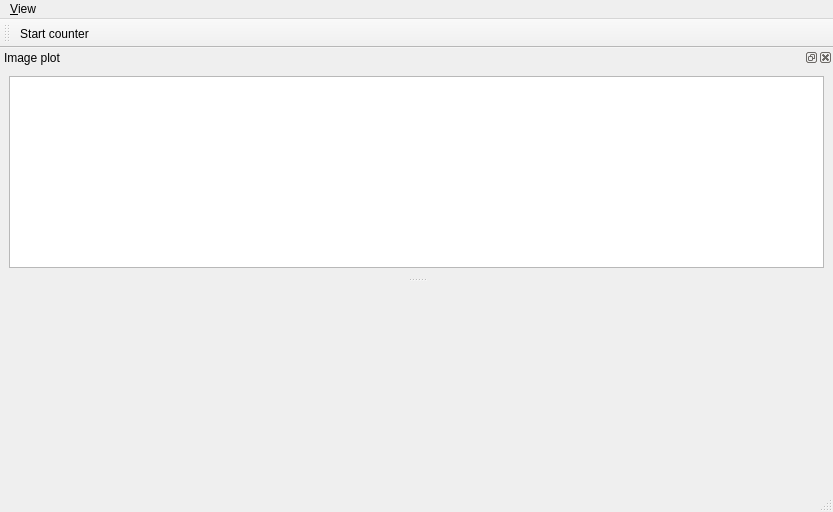
Ulm-IQO/qudi, file gui/camera/ui_camera.ui: the form before one commit.
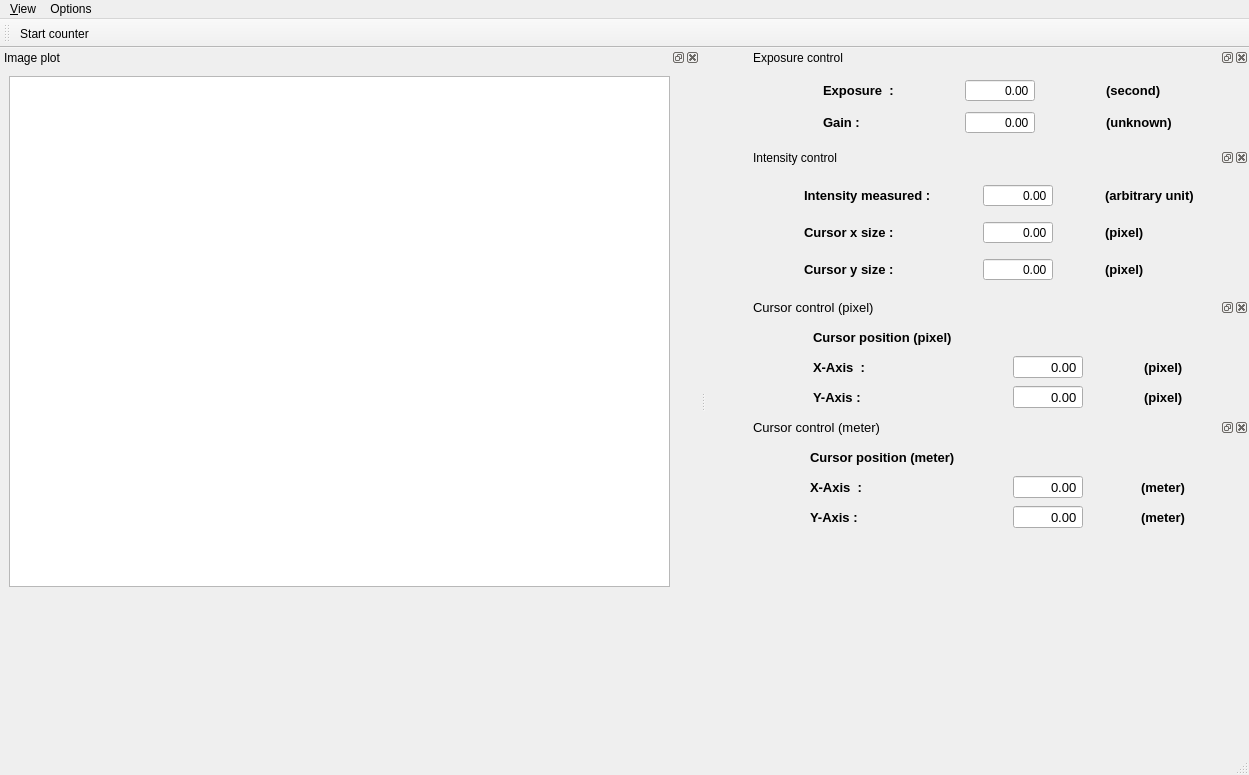
The form after the commit. Icons and pictures are not drawn. Custom widgets are drawn as their Qt base class.

Commit message: Removed unfinished camera gui features before push

```diff
--- a/gui/camera/ui_camera.ui
+++ b/gui/camera/ui_camera.ui
@@ -6,8 +6,8 @@
    <rect>
     <x>0</x>
     <y>0</y>
-    <width>833</width>
-    <height>512</height>
+    <width>1249</width>
+    <height>775</height>
    </rect>
   </property>
   <property name="windowTitle">
@@ -26,7 +26,7 @@
     <rect>
      <x>0</x>
      <y>0</y>
-     <width>833</width>
+     <width>1249</width>
      <height>21</height>
     </rect>
    </property>
@@ -44,8 +44,16 @@
     <addaction name="separator"/>
     <addaction name="separator"/>
     <addaction name="actionClose"/>
+    <addaction name="separator"/>
+   </widget>
+   <widget class="QMenu" name="menuOptions">
+    <property name="title">
+     <string>Options</string>
+    </property>
+    <addaction name="actionPhysical_position"/>
    </widget>
    <addaction name="menuView"/>
+   <addaction name="menuOptions"/>
   </widget>
   <widget class="QStatusBar" name="statusbar">
    <property name="sizePolicy">
@@ -55,6 +63,30 @@
     </sizepolicy>
    </property>
   </widget>
+  <widget class="QToolBar" name="control_ToolBar">
+   <property name="enabled">
+    <bool>true</bool>
+   </property>
+   <property name="sizePolicy">
+    <sizepolicy hsizetype="Expanding" vsizetype="Fixed">
+     <horstretch>0</horstretch>
+     <verstretch>0</verstretch>
+    </sizepolicy>
+   </property>
+   <property name="windowTitle">
+    <string>PID Controls</string>
+   </property>
+   <property name="toolButtonStyle">
+    <enum>Qt::ToolButtonTextBesideIcon</enum>
+   </property>
+   <attribute name="toolBarArea">
+    <enum>TopToolBarArea</enum>
+   </attribute>
+   <attribute name="toolBarBreak">
+    <bool>false</bool>
+   </attribute>
+   <addaction name="start_control_Action"/>
+  </widget>
   <widget class="QDockWidget" name="image_plot_DockWidget">
    <property name="sizePolicy">
     <sizepolicy hsizetype="Expanding" vsizetype="Preferred">
@@ -64,15 +96,24 @@
    </property>
    <property name="minimumSize">
     <size>
-     <width>100</width>
-     <height>122</height>
+     <width>700</width>
+     <height>700</height>
     </size>
    </property>
+   <property name="layoutDirection">
+    <enum>Qt::LeftToRight</enum>
+   </property>
+   <property name="autoFillBackground">
+    <bool>true</bool>
+   </property>
+   <property name="floating">
+    <bool>false</bool>
+   </property>
    <property name="windowTitle">
     <string>Image plot</string>
    </property>
    <attribute name="dockWidgetArea">
-    <number>4</number>
+    <number>1</number>
    </attribute>
    <widget class="QWidget" name="dockWidgetContents">
     <property name="sizePolicy">
@@ -87,49 +128,1054 @@
       <height>100</height>
      </size>
     </property>
+    <widget class="PlotWidget" name="image_PlotWidget">
+     <property name="geometry">
+      <rect>
+       <x>9</x>
+       <y>9</y>
+       <width>661</width>
+       <height>511</height>
+      </rect>
+     </property>
+     <property name="sizePolicy">
+      <sizepolicy hsizetype="Expanding" vsizetype="Expanding">
+       <horstretch>0</horstretch>
+       <verstretch>0</verstretch>
+      </sizepolicy>
+     </property>
+     <property name="minimumSize">
+      <size>
+       <width>100</width>
+       <height>100</height>
+      </size>
+     </property>
+     <property name="acceptDrops">
+      <bool>false</bool>
+     </property>
+     <property name="autoFillBackground">
+      <bool>true</bool>
+     </property>
+    </widget>
+   </widget>
+  </widget>
+  <widget class="QDockWidget" name="dockWidget_2">
+   <property name="minimumSize">
+    <size>
+     <width>500</width>
+     <height>100</height>
+    </size>
+   </property>
+   <property name="maximumSize">
+    <size>
+     <width>500</width>
+     <height>100</height>
+    </size>
+   </property>
+   <property name="windowTitle">
+    <string>Exposure control</string>
+   </property>
+   <attribute name="dockWidgetArea">
+    <number>2</number>
+   </attribute>
+   <widget class="QWidget" name="dockWidgetContents_4">
     <layout class="QGridLayout" name="gridLayout">
-     <item row="2" column="1" colspan="2">
-      <widget class="PlotWidget" name="image_PlotWidget">
+     <item row="2" column="0">
+      <widget class="QLabel" name="Gain_label">
        <property name="sizePolicy">
-        <sizepolicy hsizetype="Expanding" vsizetype="Expanding">
+        <sizepolicy hsizetype="Fixed" vsizetype="Preferred">
          <horstretch>0</horstretch>
          <verstretch>0</verstretch>
         </sizepolicy>
        </property>
+       <property name="font">
+        <font>
+         <pointsize>10</pointsize>
+         <weight>75</weight>
+         <bold>true</bold>
+        </font>
+       </property>
+       <property name="text">
+        <string>Gain :</string>
+       </property>
+       <property name="scaledContents">
+        <bool>false</bool>
+       </property>
+      </widget>
+     </item>
+     <item row="2" column="1">
+      <widget class="ScienDSpinBox" name="gain_current_InputWidget">
+       <property name="sizePolicy">
+        <sizepolicy hsizetype="Expanding" vsizetype="Fixed">
+         <horstretch>0</horstretch>
+         <verstretch>0</verstretch>
+        </sizepolicy>
+       </property>
        <property name="minimumSize">
         <size>
-         <width>100</width>
-         <height>100</height>
+         <width>70</width>
+         <height>0</height>
         </size>
        </property>
+       <property name="maximumSize">
+        <size>
+         <width>50</width>
+         <height>16777215</height>
+        </size>
+       </property>
+       <property name="mouseTracking">
+        <bool>true</bool>
+       </property>
+       <property name="focusPolicy">
+        <enum>Qt::WheelFocus</enum>
+       </property>
+       <property name="acceptDrops">
+        <bool>true</bool>
+       </property>
+       <property name="toolTip">
+        <string>&lt;html&gt;&lt;head/&gt;&lt;body&gt;&lt;p&gt;&lt;span style=&quot; font-size:10pt; font-weight:600;&quot;&gt;X-position&lt;/span&gt;&lt;/p&gt;&lt;/body&gt;&lt;/html&gt;</string>
+       </property>
+       <property name="alignment">
+        <set>Qt::AlignRight|Qt::AlignTrailing|Qt::AlignVCenter</set>
+       </property>
+       <property name="buttonSymbols">
+        <enum>QAbstractSpinBox::NoButtons</enum>
+       </property>
+       <property name="accelerated">
+        <bool>true</bool>
+       </property>
+       <property name="decimals">
+        <number>2</number>
+       </property>
+       <property name="minimum">
+        <double>-1000.000000000000000</double>
+       </property>
+       <property name="maximum">
+        <double>1000.000000000000000</double>
+       </property>
+       <property name="singleStep">
+        <double>0.010000000000000</double>
+       </property>
       </widget>
      </item>
+     <item row="2" column="2">
+      <widget class="QLabel" name="gain_unit_label">
+       <property name="sizePolicy">
+        <sizepolicy hsizetype="Fixed" vsizetype="Preferred">
+         <horstretch>0</horstretch>
+         <verstretch>0</verstretch>
+        </sizepolicy>
+       </property>
+       <property name="font">
+        <font>
+         <pointsize>10</pointsize>
+         <weight>75</weight>
+         <bold>true</bold>
+        </font>
+       </property>
+       <property name="text">
+        <string>(unknown)</string>
+       </property>
+       <property name="scaledContents">
+        <bool>false</bool>
+       </property>
+      </widget>
+     </item>
+     <item row="1" column="0">
+      <widget class="QLabel" name="exposure_label">
+       <property name="sizePolicy">
+        <sizepolicy hsizetype="Fixed" vsizetype="Preferred">
+         <horstretch>0</horstretch>
+         <verstretch>0</verstretch>
+        </sizepolicy>
+       </property>
+       <property name="font">
+        <font>
+         <pointsize>10</pointsize>
+         <weight>75</weight>
+         <bold>true</bold>
+        </font>
+       </property>
+       <property name="text">
+        <string>Exposure  :</string>
+       </property>
+       <property name="scaledContents">
+        <bool>false</bool>
+       </property>
+      </widget>
+     </item>
+     <item row="1" column="1">
+      <widget class="ScienDSpinBox" name="expos_current_InputWidget">
+       <property name="sizePolicy">
+        <sizepolicy hsizetype="Expanding" vsizetype="Fixed">
+         <horstretch>0</horstretch>
+         <verstretch>0</verstretch>
+        </sizepolicy>
+       </property>
+       <property name="minimumSize">
+        <size>
+         <width>70</width>
+         <height>0</height>
+        </size>
+       </property>
+       <property name="maximumSize">
+        <size>
+         <width>50</width>
+         <height>16777215</height>
+        </size>
+       </property>
+       <property name="mouseTracking">
+        <bool>true</bool>
+       </property>
+       <property name="focusPolicy">
+        <enum>Qt::WheelFocus</enum>
+       </property>
+       <property name="acceptDrops">
+        <bool>true</bool>
+       </property>
+       <property name="toolTip">
+        <string>&lt;html&gt;&lt;head/&gt;&lt;body&gt;&lt;p&gt;&lt;span style=&quot; font-size:10pt; font-weight:600;&quot;&gt;X-position&lt;/span&gt;&lt;/p&gt;&lt;/body&gt;&lt;/html&gt;</string>
+       </property>
+       <property name="alignment">
+        <set>Qt::AlignRight|Qt::AlignTrailing|Qt::AlignVCenter</set>
+       </property>
+       <property name="buttonSymbols">
+        <enum>QAbstractSpinBox::NoButtons</enum>
+       </property>
+       <property name="accelerated">
+        <bool>true</bool>
+       </property>
+       <property name="decimals">
+        <number>2</number>
+       </property>
+       <property name="minimum">
+        <double>-1000.000000000000000</double>
+       </property>
+       <property name="maximum">
+        <double>1000.000000000000000</double>
+       </property>
+       <property name="singleStep">
+        <double>0.010000000000000</double>
+       </property>
+      </widget>
+     </item>
+     <item row="1" column="2">
+      <widget class="QLabel" name="exposition_time_unit_label">
+       <property name="sizePolicy">
+        <sizepolicy hsizetype="Fixed" vsizetype="Preferred">
+         <horstretch>0</horstretch>
+         <verstretch>0</verstretch>
+        </sizepolicy>
+       </property>
+       <property name="font">
+        <font>
+         <pointsize>10</pointsize>
+         <weight>75</weight>
+         <bold>true</bold>
+        </font>
+       </property>
+       <property name="text">
+        <string>(second)</string>
+       </property>
+       <property name="scaledContents">
+        <bool>false</bool>
+       </property>
+      </widget>
+     </item>
     </layout>
    </widget>
   </widget>
-  <widget class="QToolBar" name="control_ToolBar">
-   <property name="enabled">
-    <bool>true</bool>
+  <widget class="QDockWidget" name="intensity_exposure_control">
+   <property name="minimumSize">
+    <size>
+     <width>500</width>
+     <height>150</height>
+    </size>
    </property>
-   <property name="sizePolicy">
-    <sizepolicy hsizetype="Expanding" vsizetype="Fixed">
-     <horstretch>0</horstretch>
-     <verstretch>0</verstretch>
-    </sizepolicy>
+   <property name="maximumSize">
+    <size>
+     <width>500</width>
+     <height>150</height>
+    </size>
    </property>
    <property name="windowTitle">
-    <string>PID Controls</string>
+    <string>Intensity control</string>
    </property>
-   <property name="toolButtonStyle">
-    <enum>Qt::ToolButtonTextBesideIcon</enum>
+   <attribute name="dockWidgetArea">
+    <number>2</number>
+   </attribute>
+   <widget class="QWidget" name="dockWidgetContents_6">
+    <layout class="QGridLayout" name="gridLayout_4">
+     <item row="0" column="0">
+      <widget class="QLabel" name="intensity_label">
+       <property name="sizePolicy">
+        <sizepolicy hsizetype="Fixed" vsizetype="Preferred">
+         <horstretch>0</horstretch>
+         <verstretch>0</verstretch>
+        </sizepolicy>
+       </property>
+       <property name="minimumSize">
+        <size>
+         <width>51</width>
+         <height>0</height>
+        </size>
+       </property>
+       <property name="font">
+        <font>
+         <pointsize>10</pointsize>
+         <weight>75</weight>
+         <bold>true</bold>
+        </font>
+       </property>
+       <property name="text">
+        <string>Intensity measured :</string>
+       </property>
+      </widget>
+     </item>
+     <item row="0" column="1">
+      <widget class="ScienDSpinBox" name="intensity_current">
+       <property name="sizePolicy">
+        <sizepolicy hsizetype="Expanding" vsizetype="Fixed">
+         <horstretch>0</horstretch>
+         <verstretch>0</verstretch>
+        </sizepolicy>
+       </property>
+       <property name="minimumSize">
+        <size>
+         <width>70</width>
+         <height>0</height>
+        </size>
+       </property>
+       <property name="maximumSize">
+        <size>
+         <width>50</width>
+         <height>16777215</height>
+        </size>
+       </property>
+       <property name="mouseTracking">
+        <bool>true</bool>
+       </property>
+       <property name="focusPolicy">
+        <enum>Qt::WheelFocus</enum>
+       </property>
+       <property name="acceptDrops">
+        <bool>true</bool>
+       </property>
+       <property name="toolTip">
+        <string>&lt;html&gt;&lt;head/&gt;&lt;body&gt;&lt;p&gt;&lt;span style=&quot; font-size:10pt; font-weight:600;&quot;&gt;X-position&lt;/span&gt;&lt;/p&gt;&lt;/body&gt;&lt;/html&gt;</string>
+       </property>
+       <property name="alignment">
+        <set>Qt::AlignRight|Qt::AlignTrailing|Qt::AlignVCenter</set>
+       </property>
+       <property name="buttonSymbols">
+        <enum>QAbstractSpinBox::NoButtons</enum>
+       </property>
+       <property name="accelerated">
+        <bool>true</bool>
+       </property>
+       <property name="decimals">
+        <number>2</number>
+       </property>
+       <property name="minimum">
+        <double>-1000.000000000000000</double>
+       </property>
+       <property name="maximum">
+        <double>1000.000000000000000</double>
+       </property>
+       <property name="singleStep">
+        <double>0.010000000000000</double>
+       </property>
+      </widget>
+     </item>
+     <item row="0" column="2">
+      <widget class="QLabel" name="cursor_y_size_label_4">
+       <property name="sizePolicy">
+        <sizepolicy hsizetype="Fixed" vsizetype="Preferred">
+         <horstretch>0</horstretch>
+         <verstretch>0</verstretch>
+        </sizepolicy>
+       </property>
+       <property name="font">
+        <font>
+         <pointsize>10</pointsize>
+         <weight>75</weight>
+         <bold>true</bold>
+        </font>
+       </property>
+       <property name="text">
+        <string>(arbitrary unit)</string>
+       </property>
+      </widget>
+     </item>
+     <item row="1" column="0">
+      <widget class="QLabel" name="cursor_x_size_label">
+       <property name="sizePolicy">
+        <sizepolicy hsizetype="Fixed" vsizetype="Preferred">
+         <horstretch>0</horstretch>
+         <verstretch>0</verstretch>
+        </sizepolicy>
+       </property>
+       <property name="font">
+        <font>
+         <pointsize>10</pointsize>
+         <weight>75</weight>
+         <bold>true</bold>
+        </font>
+       </property>
+       <property name="text">
+        <string>Cursor x size :</string>
+       </property>
+      </widget>
+     </item>
+     <item row="1" column="1">
+      <widget class="ScienDSpinBox" name="cursor_x_size_input">
+       <property name="sizePolicy">
+        <sizepolicy hsizetype="Expanding" vsizetype="Fixed">
+         <horstretch>0</horstretch>
+         <verstretch>0</verstretch>
+        </sizepolicy>
+       </property>
+       <property name="minimumSize">
+        <size>
+         <width>70</width>
+         <height>0</height>
+        </size>
+       </property>
+       <property name="maximumSize">
+        <size>
+         <width>50</width>
+         <height>16777215</height>
+        </size>
+       </property>
+       <property name="mouseTracking">
+        <bool>true</bool>
+       </property>
+       <property name="focusPolicy">
+        <enum>Qt::WheelFocus</enum>
+       </property>
+       <property name="acceptDrops">
+        <bool>true</bool>
+       </property>
+       <property name="toolTip">
+        <string>&lt;html&gt;&lt;head/&gt;&lt;body&gt;&lt;p&gt;&lt;span style=&quot; font-size:10pt; font-weight:600;&quot;&gt;X-position&lt;/span&gt;&lt;/p&gt;&lt;/body&gt;&lt;/html&gt;</string>
+       </property>
+       <property name="alignment">
+        <set>Qt::AlignRight|Qt::AlignTrailing|Qt::AlignVCenter</set>
+       </property>
+       <property name="buttonSymbols">
+        <enum>QAbstractSpinBox::NoButtons</enum>
+       </property>
+       <property name="accelerated">
+        <bool>true</bool>
+       </property>
+       <property name="decimals">
+        <number>2</number>
+       </property>
+       <property name="minimum">
+        <double>-1000.000000000000000</double>
+       </property>
+       <property name="maximum">
+        <double>1000.000000000000000</double>
+       </property>
+       <property name="singleStep">
+        <double>0.010000000000000</double>
+       </property>
+      </widget>
+     </item>
+     <item row="1" column="2">
+      <widget class="QLabel" name="cursor_x_size_unit_label">
+       <property name="sizePolicy">
+        <sizepolicy hsizetype="Fixed" vsizetype="Preferred">
+         <horstretch>0</horstretch>
+         <verstretch>0</verstretch>
+        </sizepolicy>
+       </property>
+       <property name="font">
+        <font>
+         <pointsize>10</pointsize>
+         <weight>75</weight>
+         <bold>true</bold>
+        </font>
+       </property>
+       <property name="text">
+        <string>(pixel)</string>
+       </property>
+      </widget>
+     </item>
+     <item row="2" column="0">
+      <widget class="QLabel" name="cursor_y_size_label">
+       <property name="sizePolicy">
+        <sizepolicy hsizetype="Fixed" vsizetype="Preferred">
+         <horstretch>0</horstretch>
+         <verstretch>0</verstretch>
+        </sizepolicy>
+       </property>
+       <property name="font">
+        <font>
+         <pointsize>10</pointsize>
+         <weight>75</weight>
+         <bold>true</bold>
+        </font>
+       </property>
+       <property name="text">
+        <string>Cursor y size :</string>
+       </property>
+      </widget>
+     </item>
+     <item row="2" column="1">
+      <widget class="ScienDSpinBox" name="cursor_y_size_input">
+       <property name="sizePolicy">
+        <sizepolicy hsizetype="Expanding" vsizetype="Fixed">
+         <horstretch>0</horstretch>
+         <verstretch>0</verstretch>
+        </sizepolicy>
+       </property>
+       <property name="minimumSize">
+        <size>
+         <width>70</width>
+         <height>0</height>
+        </size>
+       </property>
+       <property name="maximumSize">
+        <size>
+         <width>50</width>
+         <height>16777215</height>
+        </size>
+       </property>
+       <property name="mouseTracking">
+        <bool>true</bool>
+       </property>
+       <property name="focusPolicy">
+        <enum>Qt::WheelFocus</enum>
+       </property>
+       <property name="acceptDrops">
+        <bool>true</bool>
+       </property>
+       <property name="toolTip">
+        <string>&lt;html&gt;&lt;head/&gt;&lt;body&gt;&lt;p&gt;&lt;span style=&quot; font-size:10pt; font-weight:600;&quot;&gt;X-position&lt;/span&gt;&lt;/p&gt;&lt;/body&gt;&lt;/html&gt;</string>
+       </property>
+       <property name="alignment">
+        <set>Qt::AlignRight|Qt::AlignTrailing|Qt::AlignVCenter</set>
+       </property>
+       <property name="buttonSymbols">
+        <enum>QAbstractSpinBox::NoButtons</enum>
+       </property>
+       <property name="accelerated">
+        <bool>true</bool>
+       </property>
+       <property name="decimals">
+        <number>2</number>
+       </property>
+       <property name="minimum">
+        <double>-1000.000000000000000</double>
+       </property>
+       <property name="maximum">
+        <double>1000.000000000000000</double>
+       </property>
+       <property name="singleStep">
+        <double>0.010000000000000</double>
+       </property>
+      </widget>
+     </item>
+     <item row="2" column="2">
+      <widget class="QLabel" name="cursor_y_size_unit_label_3">
+       <property name="sizePolicy">
+        <sizepolicy hsizetype="Fixed" vsizetype="Preferred">
+         <horstretch>0</horstretch>
+         <verstretch>0</verstretch>
+        </sizepolicy>
+       </property>
+       <property name="font">
+        <font>
+         <pointsize>10</pointsize>
+         <weight>75</weight>
+         <bold>true</bold>
+        </font>
+       </property>
+       <property name="text">
+        <string>(pixel)</string>
+       </property>
+      </widget>
+     </item>
+    </layout>
+   </widget>
+  </widget>
+  <widget class="QDockWidget" name="image_pixels_control_dockwidget">
+   <property name="minimumSize">
+    <size>
+     <width>500</width>
+     <height>120</height>
+    </size>
    </property>
-   <attribute name="toolBarArea">
-    <enum>TopToolBarArea</enum>
+   <property name="maximumSize">
+    <size>
+     <width>500</width>
+     <height>120</height>
+    </size>
+   </property>
+   <property name="font">
+    <font>
+     <pointsize>10</pointsize>
+    </font>
+   </property>
+   <property name="windowTitle">
+    <string>Cursor control (pixel)</string>
+   </property>
+   <attribute name="dockWidgetArea">
+    <number>2</number>
    </attribute>
-   <attribute name="toolBarBreak">
+   <widget class="QWidget" name="dockWidgetContents_2">
+    <layout class="QGridLayout" name="gridLayout_2">
+     <item row="0" column="0">
+      <widget class="QLabel" name="cursor_position">
+       <property name="font">
+        <font>
+         <pointsize>10</pointsize>
+         <weight>75</weight>
+         <bold>true</bold>
+        </font>
+       </property>
+       <property name="text">
+        <string>Cursor position (pixel)</string>
+       </property>
+      </widget>
+     </item>
+     <item row="1" column="0">
+      <widget class="QLabel" name="xAxisLabel">
+       <property name="sizePolicy">
+        <sizepolicy hsizetype="Fixed" vsizetype="Preferred">
+         <horstretch>0</horstretch>
+         <verstretch>0</verstretch>
+        </sizepolicy>
+       </property>
+       <property name="font">
+        <font>
+         <pointsize>10</pointsize>
+         <weight>75</weight>
+         <bold>true</bold>
+        </font>
+       </property>
+       <property name="text">
+        <string>X-Axis  :</string>
+       </property>
+       <property name="scaledContents">
+        <bool>false</bool>
+       </property>
+      </widget>
+     </item>
+     <item row="1" column="1">
+      <widget class="ScienDSpinBox" name="x_current_InputWidget_pixels">
+       <property name="sizePolicy">
+        <sizepolicy hsizetype="Expanding" vsizetype="Fixed">
+         <horstretch>0</horstretch>
+         <verstretch>0</verstretch>
+        </sizepolicy>
+       </property>
+       <property name="minimumSize">
+        <size>
+         <width>70</width>
+         <height>0</height>
+        </size>
+       </property>
+       <property name="maximumSize">
+        <size>
+         <width>50</width>
+         <height>16777215</height>
+        </size>
+       </property>
+       <property name="mouseTracking">
+        <bool>true</bool>
+       </property>
+       <property name="focusPolicy">
+        <enum>Qt::WheelFocus</enum>
+       </property>
+       <property name="acceptDrops">
+        <bool>true</bool>
+       </property>
+       <property name="toolTip">
+        <string>&lt;html&gt;&lt;head/&gt;&lt;body&gt;&lt;p&gt;&lt;span style=&quot; font-size:10pt; font-weight:600;&quot;&gt;X-position&lt;/span&gt;&lt;/p&gt;&lt;/body&gt;&lt;/html&gt;</string>
+       </property>
+       <property name="alignment">
+        <set>Qt::AlignRight|Qt::AlignTrailing|Qt::AlignVCenter</set>
+       </property>
+       <property name="buttonSymbols">
+        <enum>QAbstractSpinBox::NoButtons</enum>
+       </property>
+       <property name="accelerated">
+        <bool>true</bool>
+       </property>
+       <property name="decimals">
+        <number>2</number>
+       </property>
+       <property name="minimum">
+        <double>-1000.000000000000000</double>
+       </property>
+       <property name="maximum">
+        <double>1000.000000000000000</double>
+       </property>
+       <property name="singleStep">
+        <double>0.010000000000000</double>
+       </property>
+      </widget>
+     </item>
+     <item row="1" column="2">
+      <widget class="QLabel" name="cursor_y_size_label_5">
+       <property name="sizePolicy">
+        <sizepolicy hsizetype="Fixed" vsizetype="Preferred">
+         <horstretch>0</horstretch>
+         <verstretch>0</verstretch>
+        </sizepolicy>
+       </property>
+       <property name="font">
+        <font>
+         <pointsize>10</pointsize>
+         <weight>75</weight>
+         <bold>true</bold>
+        </font>
+       </property>
+       <property name="text">
+        <string>(pixel)</string>
+       </property>
+      </widget>
+     </item>
+     <item row="2" column="0">
+      <widget class="QLabel" name="yAxisLabel">
+       <property name="sizePolicy">
+        <sizepolicy hsizetype="Fixed" vsizetype="Preferred">
+         <horstretch>0</horstretch>
+         <verstretch>0</verstretch>
+        </sizepolicy>
+       </property>
+       <property name="font">
+        <font>
+         <pointsize>10</pointsize>
+         <weight>75</weight>
+         <bold>true</bold>
+        </font>
+       </property>
+       <property name="text">
+        <string>Y-Axis :</string>
+       </property>
+      </widget>
+     </item>
+     <item row="2" column="1">
+      <widget class="ScienDSpinBox" name="y_current_InputWidget_pixels">
+       <property name="sizePolicy">
+        <sizepolicy hsizetype="Expanding" vsizetype="Fixed">
+         <horstretch>0</horstretch>
+         <verstretch>0</verstretch>
+        </sizepolicy>
+       </property>
+       <property name="minimumSize">
+        <size>
+         <width>70</width>
+         <height>0</height>
+        </size>
+       </property>
+       <property name="maximumSize">
+        <size>
+         <width>50</width>
+         <height>16777215</height>
+        </size>
+       </property>
+       <property name="mouseTracking">
+        <bool>true</bool>
+       </property>
+       <property name="focusPolicy">
+        <enum>Qt::WheelFocus</enum>
+       </property>
+       <property name="acceptDrops">
+        <bool>true</bool>
+       </property>
+       <property name="toolTip">
+        <string>&lt;html&gt;&lt;head/&gt;&lt;body&gt;&lt;p&gt;&lt;span style=&quot; font-size:10pt; font-weight:600;&quot;&gt;X-position&lt;/span&gt;&lt;/p&gt;&lt;/body&gt;&lt;/html&gt;</string>
+       </property>
+       <property name="alignment">
+        <set>Qt::AlignRight|Qt::AlignTrailing|Qt::AlignVCenter</set>
+       </property>
+       <property name="buttonSymbols">
+        <enum>QAbstractSpinBox::NoButtons</enum>
+       </property>
+       <property name="accelerated">
+        <bool>true</bool>
+       </property>
+       <property name="decimals">
+        <number>2</number>
+       </property>
+       <property name="minimum">
+        <double>-1000.000000000000000</double>
+       </property>
+       <property name="maximum">
+        <double>1000.000000000000000</double>
+       </property>
+       <property name="singleStep">
+        <double>0.010000000000000</double>
+       </property>
+      </widget>
+     </item>
+     <item row="2" column="2">
+      <widget class="QLabel" name="cursor_y_size_label_6">
+       <property name="sizePolicy">
+        <sizepolicy hsizetype="Fixed" vsizetype="Preferred">
+         <horstretch>0</horstretch>
+         <verstretch>0</verstretch>
+        </sizepolicy>
+       </property>
+       <property name="font">
+        <font>
+         <pointsize>10</pointsize>
+         <weight>75</weight>
+         <bold>true</bold>
+        </font>
+       </property>
+       <property name="text">
+        <string>(pixel)</string>
+       </property>
+      </widget>
+     </item>
+    </layout>
+   </widget>
+  </widget>
+  <widget class="QDockWidget" name="image_meter_control_dockwidget">
+   <property name="minimumSize">
+    <size>
+     <width>500</width>
+     <height>120</height>
+    </size>
+   </property>
+   <property name="maximumSize">
+    <size>
+     <width>500</width>
+     <height>120</height>
+    </size>
+   </property>
+   <property name="font">
+    <font>
+     <pointsize>10</pointsize>
+    </font>
+   </property>
+   <property name="floating">
     <bool>false</bool>
+   </property>
+   <property name="windowTitle">
+    <string>Cursor control (meter)</string>
+   </property>
+   <attribute name="dockWidgetArea">
+    <number>2</number>
    </attribute>
-   <addaction name="start_control_Action"/>
+   <widget class="QWidget" name="dockWidgetContents_7">
+    <layout class="QGridLayout" name="gridLayout_3">
+     <item row="0" column="0">
+      <widget class="QLabel" name="cursor_position_2">
+       <property name="font">
+        <font>
+         <pointsize>10</pointsize>
+         <weight>75</weight>
+         <bold>true</bold>
+        </font>
+       </property>
+       <property name="text">
+        <string>Cursor position (meter)</string>
+       </property>
+      </widget>
+     </item>
+     <item row="1" column="0">
+      <widget class="QLabel" name="xAxisLabel_2">
+       <property name="sizePolicy">
+        <sizepolicy hsizetype="Fixed" vsizetype="Preferred">
+         <horstretch>0</horstretch>
+         <verstretch>0</verstretch>
+        </sizepolicy>
+       </property>
+       <property name="font">
+        <font>
+         <pointsize>10</pointsize>
+         <weight>75</weight>
+         <bold>true</bold>
+        </font>
+       </property>
+       <property name="text">
+        <string>X-Axis  :</string>
+       </property>
+       <property name="scaledContents">
+        <bool>false</bool>
+       </property>
+      </widget>
+     </item>
+     <item row="1" column="1">
+      <widget class="ScienDSpinBox" name="x_current_InputWidget_meter">
+       <property name="sizePolicy">
+        <sizepolicy hsizetype="Expanding" vsizetype="Fixed">
+         <horstretch>0</horstretch>
+         <verstretch>0</verstretch>
+        </sizepolicy>
+       </property>
+       <property name="minimumSize">
+        <size>
+         <width>70</width>
+         <height>0</height>
+        </size>
+       </property>
+       <property name="maximumSize">
+        <size>
+         <width>50</width>
+         <height>16777215</height>
+        </size>
+       </property>
+       <property name="mouseTracking">
+        <bool>true</bool>
+       </property>
+       <property name="focusPolicy">
+        <enum>Qt::WheelFocus</enum>
+       </property>
+       <property name="acceptDrops">
+        <bool>true</bool>
+       </property>
+       <property name="toolTip">
+        <string>&lt;html&gt;&lt;head/&gt;&lt;body&gt;&lt;p&gt;&lt;span style=&quot; font-size:10pt; font-weight:600;&quot;&gt;X-position&lt;/span&gt;&lt;/p&gt;&lt;/body&gt;&lt;/html&gt;</string>
+       </property>
+       <property name="alignment">
+        <set>Qt::AlignRight|Qt::AlignTrailing|Qt::AlignVCenter</set>
+       </property>
+       <property name="buttonSymbols">
+        <enum>QAbstractSpinBox::NoButtons</enum>
+       </property>
+       <property name="accelerated">
+        <bool>true</bool>
+       </property>
+       <property name="decimals">
+        <number>2</number>
+       </property>
+       <property name="minimum">
+        <double>-999999999999.000000000000000</double>
+       </property>
+       <property name="maximum">
+        <double>999999999999.000000000000000</double>
+       </property>
+       <property name="singleStep">
+        <double>0.010000000000000</double>
+       </property>
+       <property name="value">
+        <double>0.000000000000000</double>
+       </property>
+      </widget>
+     </item>
+     <item row="1" column="2">
+      <widget class="QLabel" name="cursor_y_size_unit_label">
+       <property name="sizePolicy">
+        <sizepolicy hsizetype="Fixed" vsizetype="Preferred">
+         <horstretch>0</horstretch>
+         <verstretch>0</verstretch>
+        </sizepolicy>
+       </property>
+       <property name="font">
+        <font>
+         <pointsize>10</pointsize>
+         <weight>75</weight>
+         <bold>true</bold>
+        </font>
+       </property>
+       <property name="text">
+        <string>(meter)</string>
+       </property>
+      </widget>
+     </item>
+     <item row="2" column="0">
+      <widget class="QLabel" name="yAxisLabel_2">
+       <property name="sizePolicy">
+        <sizepolicy hsizetype="Fixed" vsizetype="Preferred">
+         <horstretch>0</horstretch>
+         <verstretch>0</verstretch>
+        </sizepolicy>
+       </property>
+       <property name="font">
+        <font>
+         <pointsize>10</pointsize>
+         <weight>75</weight>
+         <bold>true</bold>
+        </font>
+       </property>
+       <property name="text">
+        <string>Y-Axis :</string>
+       </property>
+      </widget>
+     </item>
+     <item row="2" column="1">
+      <widget class="ScienDSpinBox" name="y_current_InputWidget_meter">
+       <property name="sizePolicy">
+        <sizepolicy hsizetype="Expanding" vsizetype="Fixed">
+         <horstretch>0</horstretch>
+         <verstretch>0</verstretch>
+        </sizepolicy>
+       </property>
+       <property name="minimumSize">
+        <size>
+         <width>70</width>
+         <height>0</height>
+        </size>
+       </property>
+       <property name="maximumSize">
+        <size>
+         <width>50</width>
+         <height>16777215</height>
+        </size>
+       </property>
+       <property name="mouseTracking">
+        <bool>true</bool>
+       </property>
+       <property name="focusPolicy">
+        <enum>Qt::WheelFocus</enum>
+       </property>
+       <property name="acceptDrops">
+        <bool>true</bool>
+       </property>
+       <property name="toolTip">
+        <string>&lt;html&gt;&lt;head/&gt;&lt;body&gt;&lt;p&gt;&lt;span style=&quot; font-size:10pt; font-weight:600;&quot;&gt;X-position&lt;/span&gt;&lt;/p&gt;&lt;/body&gt;&lt;/html&gt;</string>
+       </property>
+       <property name="alignment">
+        <set>Qt::AlignRight|Qt::AlignTrailing|Qt::AlignVCenter</set>
+       </property>
+       <property name="buttonSymbols">
+        <enum>QAbstractSpinBox::NoButtons</enum>
+       </property>
+       <property name="accelerated">
+        <bool>true</bool>
+       </property>
+       <property name="decimals">
+        <number>2</number>
+       </property>
+       <property name="minimum">
+        <double>-1000.000000000000000</double>
+       </property>
+       <property name="maximum">
+        <double>1000.000000000000000</double>
+       </property>
+       <property name="singleStep">
+        <double>0.010000000000000</double>
+       </property>
+      </widget>
+     </item>
+     <item row="2" column="2">
+      <widget class="QLabel" name="cursor_y_size_unit_label_2">
+       <property name="sizePolicy">
+        <sizepolicy hsizetype="Fixed" vsizetype="Preferred">
+         <horstretch>0</horstretch>
+         <verstretch>0</verstretch>
+        </sizepolicy>
+       </property>
+       <property name="font">
+        <font>
+         <pointsize>10</pointsize>
+         <weight>75</weight>
+         <bold>true</bold>
+        </font>
+       </property>
+       <property name="text">
+        <string>(meter)</string>
+       </property>
+      </widget>
+     </item>
+    </layout>
+   </widget>
   </widget>
   <action name="start_control_Action">
    <property name="checkable">
@@ -168,6 +1214,11 @@
   </action>
  </widget>
  <customwidgets>
+  <customwidget>
+   <class>ScienDSpinBox</class>
+   <extends>QDoubleSpinBox</extends>
+   <header>qtwidgets.scientific_spinbox.h</header>
+  </customwidget>
   <customwidget>
    <class>PlotWidget</class>
    <extends>QGraphicsView</extends>
```
Left out of the diff: 12 changed lines with no effect on the pictures. The commit also changes 3 other files.
